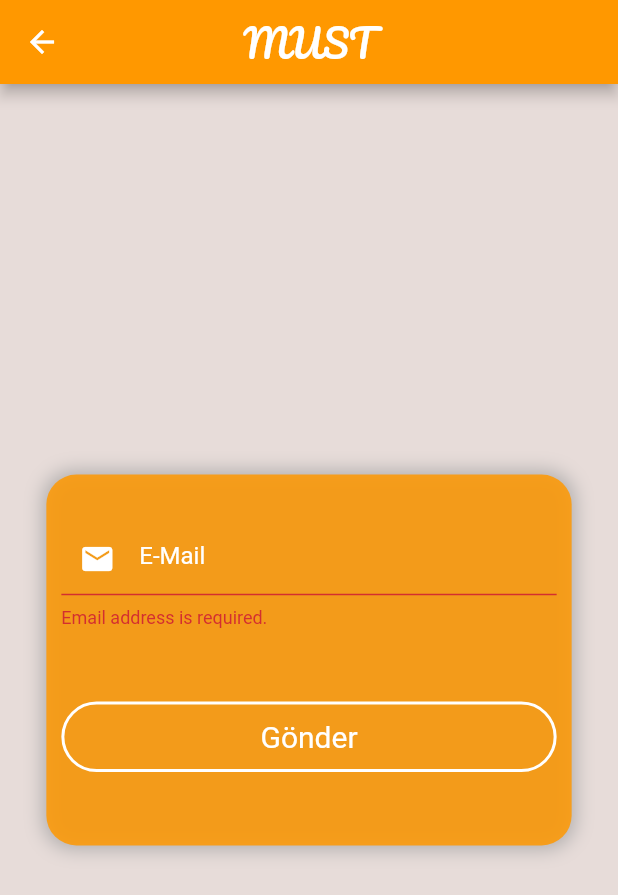
After one commit to MrAlbino/must_app, a Flutter app: the ResetPasswordPage screen opened directly, after a tap on "Gönder", on a phone screen of 412 x 824 dp. The commit adds this screen. Shown: the top 895 px of the screen. Run offline on Flutter 3.47's test engine with Material 2 defaults, Android fonts, the phone set to English and light mode, and no system bars; our stand-ins replace cloud_firestore, curved_navigation_bar, firebase_auth, firebase_core, google_fonts; accounts and stored records are empty.

Commit message:
Added password reset feature.

```diff
--- a/lib/login.dart
+++ b/lib/login.dart
@@ -4,6 +4,7 @@ import 'package:must/home.dart';
 import 'package:firebase_auth/firebase_auth.dart';
 import 'package:flutter/material.dart';
 import 'package:google_fonts/google_fonts.dart';
+import 'package:must/reset.dart';
 // ignore_for_file: prefer_const_constructors
 
 class LoginPage extends StatefulWidget {
@@ -38,7 +39,7 @@ class _LoginPageState extends State<LoginPage> {
           child: Padding(
             padding: const EdgeInsets.symmetric(horizontal: 10.0),
             child: Container(
-              height: size.height * .5,
+              height: size.height * .45,
               width: size.width * .85,
               decoration: BoxDecoration(
                   color: Colors.orange.withOpacity(.85),
@@ -113,7 +114,27 @@ class _LoginPageState extends State<LoginPage> {
                                 )),
                           )),
                       SizedBox(
-                        height: size.height * 0.04,
+                        height: size.height * 0.013,
+                      ),
+                      InkWell(
+                        onTap: () {
+                          Navigator.push(
+                              context,
+                              MaterialPageRoute(
+                                  builder: (context) => ResetPasswordPage()));
+                        },
+                        child: Row(
+                          mainAxisAlignment: MainAxisAlignment.end,
+                          children: const [
+                            Text(
+                              "Şifreni mi unuttun?",
+                              style: TextStyle(color: Colors.white),
+                            ),
+                          ],
+                        ),
+                      ),
+                      SizedBox(
+                        height: size.height * 0.01,
                       ),
                       Center(
                         child: Text(errorMessage,style: TextStyle(color: Colors.red),),
--- a/lib/main.dart
+++ b/lib/main.dart
@@ -1,5 +1,4 @@
 import 'package:flutter/material.dart';
-import 'package:must/home.dart';
 import 'package:must/login.dart';
 
 import 'package:firebase_core/firebase_core.dart';
@@ -31,5 +30,3 @@ class MustApp extends StatelessWidget {
     );
   }
 }
-
-//guncelleme
--- a/lib/register.dart
+++ b/lib/register.dart
@@ -33,7 +33,7 @@ class _RegisterPageState extends State<RegisterPage> {
               child: Padding(
                 padding: const EdgeInsets.symmetric(horizontal: 10.0),
                 child: Container(
-                  height: size.height * .7,
+                  height: size.height * .65,
                   width: size.width * .85,
                   decoration: BoxDecoration(
                       color: Colors.orange.withOpacity(.85),
--- /dev/null
+++ b/lib/reset.dart
@@ -0,0 +1,175 @@
+import 'package:must/service/auth.dart';
+import 'package:must/login.dart';
+import 'package:firebase_auth/firebase_auth.dart';
+import 'package:flutter/material.dart';
+import 'package:google_fonts/google_fonts.dart';
+// ignore_for_file: prefer_const_constructors
+
+class ResetPasswordPage extends StatefulWidget {
+  @override
+  _ResetPasswordState createState() => _ResetPasswordState();
+}
+
+class _ResetPasswordState extends State<ResetPasswordPage> {
+  final TextEditingController _emailController = TextEditingController();
+  final GlobalKey<FormState> _key=GlobalKey<FormState>();
+  final AuthService _authService = AuthService();
+  bool isLoading=false;
+  String errorMessage='';
+
+  @override
+  Widget build(BuildContext context) {
+    var size = MediaQuery.of(context).size;
+    return Scaffold(
+        resizeToAvoidBottomInset: false,
+        appBar: AppBar(
+          backgroundColor: Colors.orange,
+          title: Text("MUST",
+            style: GoogleFonts.pacifico(fontSize: 25,color:Colors.white),
+
+          ),
+          centerTitle: true,
+        ),
+        body: Form(
+            key:_key,
+            child:Center(
+              child: Padding(
+                padding: const EdgeInsets.symmetric(horizontal: 10.0),
+                child: Container(
+                  height: size.height * .3,
+                  width: size.width * .85,
+                  decoration: BoxDecoration(
+                      color: Colors.orange.withOpacity(.85),
+                      borderRadius: BorderRadius.all(Radius.circular(20)),
+                      boxShadow: [
+                        BoxShadow(
+                            color: Colors.grey.withOpacity(.75),
+                            blurRadius: 10,
+                            spreadRadius: 2)
+                      ]),
+                  child: Padding(
+                    padding: const EdgeInsets.all(10.0),
+                    child: Center(
+                      child: Column(
+                        mainAxisAlignment: MainAxisAlignment.center,
+                        children: [
+                          TextFormField(
+                              controller: _emailController,
+                              validator: validateEmail,
+                              style: TextStyle(
+                                color: Colors.white,
+                              ),
+                              cursorColor: Colors.white,
+                              keyboardType: TextInputType.emailAddress,
+                              decoration: InputDecoration(
+                                prefixIcon: Icon(
+                                  Icons.mail,
+                                  color: Colors.white,
+                                ),
+                                hintText: 'E-Mail',
+                                prefixText: ' ',
+                                hintStyle: TextStyle(color: Colors.white),
+                                focusColor: Colors.white,
+                                focusedBorder: UnderlineInputBorder(
+                                    borderSide: BorderSide(
+                                      color: Colors.white,
+                                    )),
+                                enabledBorder: UnderlineInputBorder(
+                                    borderSide: BorderSide(
+                                      color: Colors.white,
+                                    )),
+                              )),
+                          SizedBox(
+                            height: size.height * 0.02,
+                          ),
+
+                          Center(
+                            child: Text(errorMessage,style: TextStyle(color: Colors.red),),
+                          ),
+                          SizedBox(
+                            height: size.height * 0.02,
+                          ),
+                          InkWell(
+                            onTap: () async{
+                              setState(() {
+                                isLoading=true;
+                                errorMessage='';
+                              });
+                              if(_key.currentState!.validate()){
+                                try{
+                                  await _authService
+                                      .resetPassword(
+                                      _emailController.text)
+                                      .then((value) {
+                                    return Navigator.pushReplacement(
+                                        context,
+                                        MaterialPageRoute(
+                                            builder: (context) => LoginPage()));
+                                  });
+                                }on FirebaseAuthException catch(error){
+                                  if(error.code=='user-not-found'){
+                                    errorMessage='Email does not exist.';
+                                  }
+                                  else{
+                                    errorMessage=error.message!;
+                                  }
+                                }
+
+                              }
+                              if(mounted){
+                                setState(() {
+                                  isLoading=false;
+                                });
+                              }
+
+                            },
+                            child: Container(
+                              padding: EdgeInsets.symmetric(vertical: 5),
+                              decoration: BoxDecoration(
+                                  border: Border.all(color: Colors.white, width: 2),
+                                  //color: colorPrimaryShade,
+                                  borderRadius: BorderRadius.all(Radius.circular(30))),
+                              child: Padding(
+                                padding: const EdgeInsets.all(5.0),
+                                child: Center(
+                                    child:isLoading?
+                                    SizedBox(
+                                      child: CircularProgressIndicator(),
+                                      height: 23.0,
+                                      width: 25.0,
+                                    ):
+                                    Text(
+                                      "Gönder",
+                                      style: TextStyle(
+                                        color: Colors.white,
+                                        fontSize: 20,
+                                      ),
+                                    )),
+                              ),
+                            ),
+                          ),
+                          SizedBox(
+                            height: size.height * 0.02,
+                          ),
+
+                        ],
+                      ),
+                    ),
+                  ),
+                ),
+              ),
+            )));
+  }
+}
+
+String? validateEmail(String? formEmail) {
+  if (formEmail == null || formEmail.isEmpty) {
+    return 'Email address is required.';
+  }
+  String pattern = r'\w+@\w+\.\w+';
+  RegExp regex = RegExp(pattern);
+  if (!regex.hasMatch(formEmail)) {
+    return 'Invalid E-mail Address format.';
+  }
+  return null;
+}
--- a/lib/service/auth.dart
+++ b/lib/service/auth.dart
@@ -24,4 +24,7 @@ class AuthService{
     });
     return user.user;
   }
+  resetPassword(String email) async{
+    await _auth.sendPasswordResetEmail(email: email);
+  }
 }
```
Also changed, not shown: pubspec.lock.
